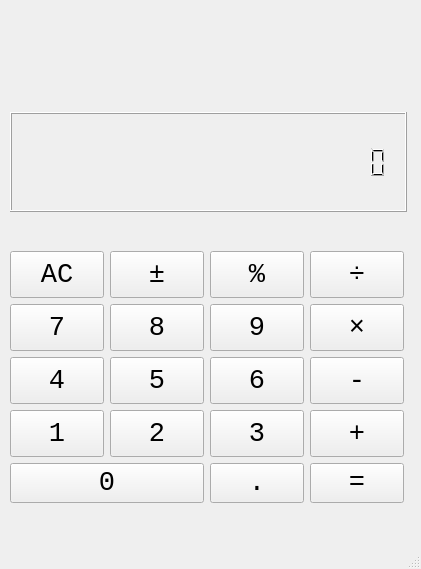
Before: the Qt Designer form Normal/1_Calculator/source/calculator.ui in Michael07220823/PyQt5_Applications, drawn with Qt 5.
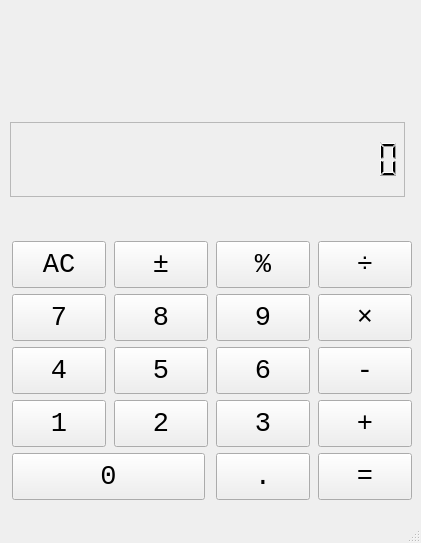
After: the same form once the commit is applied. Icons and pictures are not drawn.

Commit message: Update interface value.

Patch:
```diff
--- a/Normal/1_Calculator/source/calculator.ui
+++ b/Normal/1_Calculator/source/calculator.ui
@@ -8,19 +8,13 @@
     <x>0</x>
     <y>0</y>
     <width>421</width>
-    <height>569</height>
+    <height>543</height>
    </rect>
   </property>
   <property name="maximumSize">
    <size>
     <width>421</width>
-    <height>569</height>
-   </size>
-  </property>
-  <property name="baseSize">
-   <size>
-    <width>414</width>
-    <height>439</height>
+    <height>543</height>
    </size>
   </property>
   <property name="font">
@@ -36,16 +30,25 @@
     <normaloff>source/calculator.png</normaloff>source/calculator.png</iconset>
   </property>
   <widget class="QWidget" name="centralwidget">
+   <property name="maximumSize">
+    <size>
+     <width>421</width>
+     <height>520</height>
+    </size>
+   </property>
    <widget class="QWidget" name="verticalLayoutWidget">
     <property name="geometry">
      <rect>
       <x>10</x>
       <y>10</y>
-      <width>397</width>
+      <width>404</width>
       <height>528</height>
      </rect>
     </property>
     <layout class="QVBoxLayout" name="verticalLayout">
+     <property name="rightMargin">
+      <number>0</number>
+     </property>
      <item>
       <widget class="QLabel" name="expression_label">
        <property name="maximumSize">
@@ -62,6 +65,9 @@
        <property name="text">
         <string/>
        </property>
+       <property name="textFormat">
+        <enum>Qt::AutoText</enum>
+       </property>
        <property name="alignment">
         <set>Qt::AlignRight|Qt::AlignTrailing|Qt::AlignVCenter</set>
        </property>
@@ -71,18 +77,32 @@
       <widget class="QLCDNumber" name="lcdNumber">
        <property name="minimumSize">
         <size>
-         <width>0</width>
-         <height>100</height>
+         <width>395</width>
+         <height>75</height>
         </size>
        </property>
        <property name="maximumSize">
         <size>
-         <width>16777215</width>
-         <height>100</height>
+         <width>100</width>
+         <height>75</height>
         </size>
        </property>
+       <property name="font">
+        <font>
+         <pointsize>14</pointsize>
+        </font>
+       </property>
+       <property name="frameShape">
+        <enum>QFrame::StyledPanel</enum>
+       </property>
+       <property name="frameShadow">
+        <enum>QFrame::Plain</enum>
+       </property>
+       <property name="lineWidth">
+        <number>5</number>
+       </property>
        <property name="smallDecimalPoint">
-        <bool>true</bool>
+        <bool>false</bool>
        </property>
        <property name="digitCount">
         <number>20</number>
@@ -417,6 +437,12 @@
        </item>
        <item row="6" column="0" colspan="2">
         <widget class="QPushButton" name="zero">
+         <property name="maximumSize">
+          <size>
+           <width>193</width>
+           <height>47</height>
+          </size>
+         </property>
          <property name="font">
           <font>
            <pointsize>20</pointsize>
```
